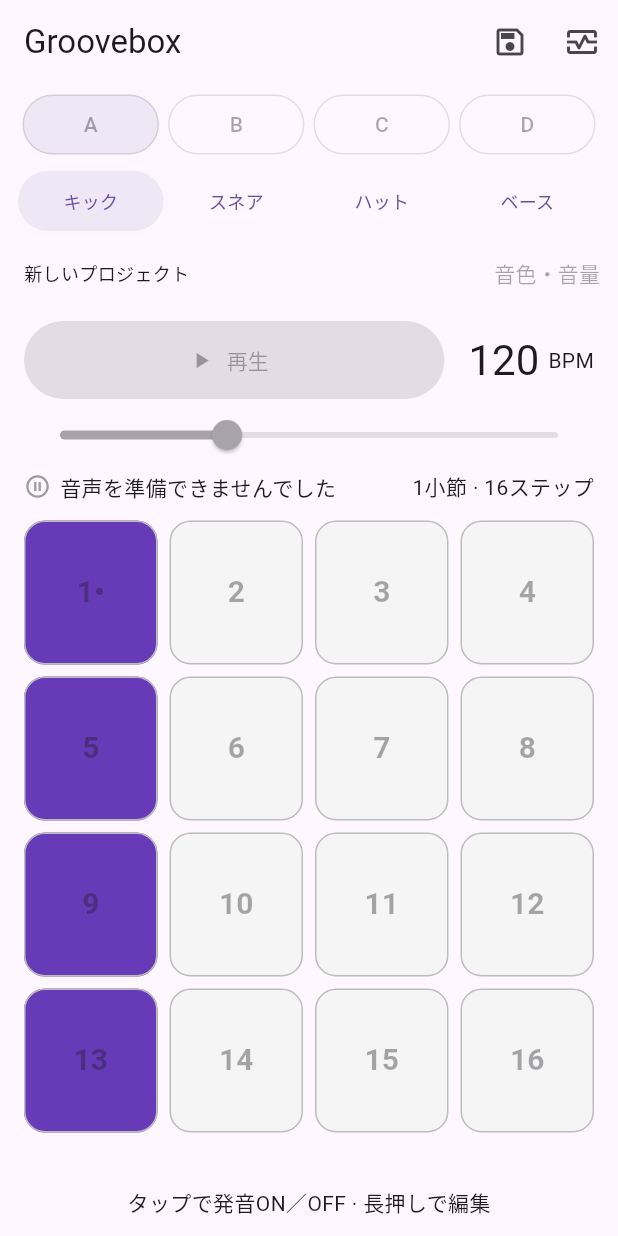
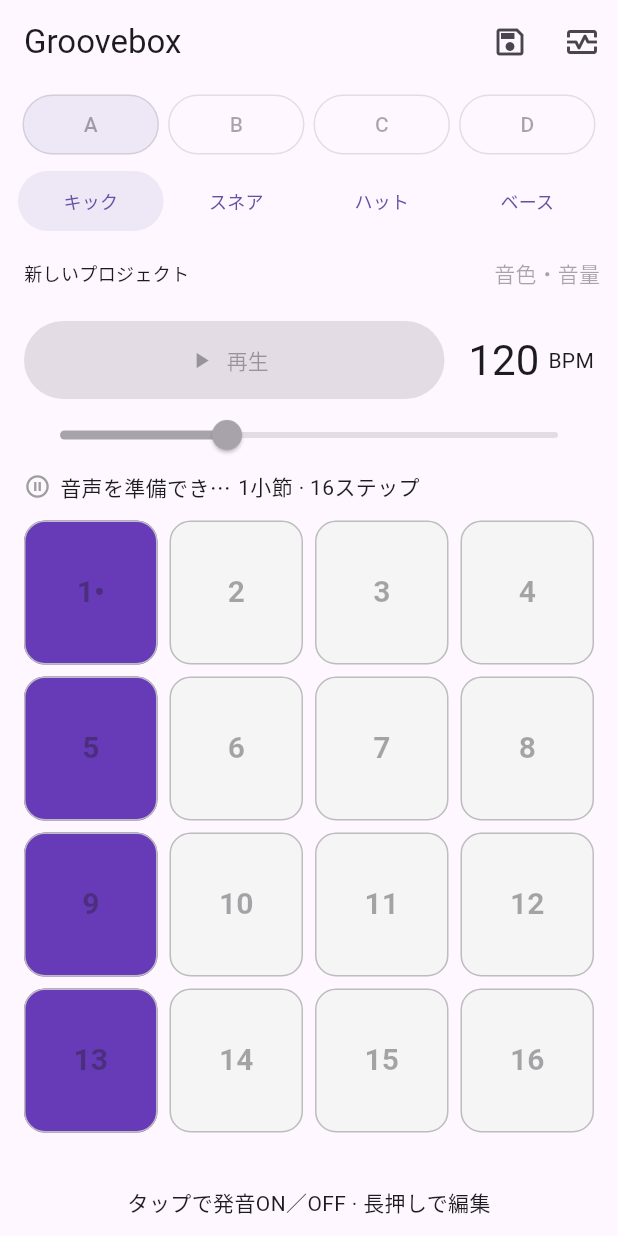
Before and after one commit to akm831/original_sequencer, a Flutter app: the screen it shows after launch, on a phone screen of 412 x 824 dp. Run offline on Flutter 3.47's test engine with Material 3 defaults, Android fonts, the phone set to English and light mode, and no system bars; missing offline and left inert: dart:ffi.

Commit message:
Constrain transport status labels at enlarged text sizes

```diff
--- a/prototypes/flutter_native/app/lib/sequencer_panel.dart
+++ b/prototypes/flutter_native/app/lib/sequencer_panel.dart
@@ -48,8 +48,10 @@ class SequencerPanel extends StatelessWidget {
             Icon(running ? Icons.graphic_eq : Icons.pause_circle_outline,
               size: 18, color: running ? Colors.deepPurple : Colors.grey),
             const SizedBox(width: 6),
-            Expanded(child: Text(ready ? (running ? '再生中' : '停止中') : '音声を準備できませんでした')),
-            const Text('1小節 · 16ステップ'),
+            Expanded(child: Text(ready ? (running ? '再生中' : '停止中') : '音声を準備できませんでした',
+              maxLines: 1, overflow: TextOverflow.ellipsis)),
+            const Flexible(flex: 2, child: Text('1小節 · 16ステップ',
+              maxLines: 1, overflow: TextOverflow.ellipsis)),
           ]),
           const SizedBox(height: 12),
           Expanded(child: LayoutBuilder(builder: (context, constraints) {
```
